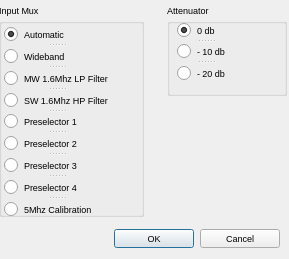
First picture: the form in ElektorOptions.ui, repository oldscienceguy/PebbleSDR, before the edit.
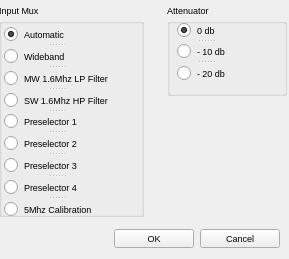
Second picture: the form after the edit.

Commit message: WIP on changing sdr specific options for dialog to widget and to work with new SDR options dialog

Diff of the .ui file:
```diff
--- a/ElektorOptions.ui
+++ b/ElektorOptions.ui
@@ -1,7 +1,7 @@
 <?xml version="1.0" encoding="UTF-8"?>
 <ui version="4.0">
  <class>ElektorOptions</class>
- <widget class="QDialog" name="ElektorOptions">
+ <widget class="QWidget" name="ElektorOptions">
   <property name="geometry">
    <rect>
     <x>0</x>
```
The commit also changes 9 other files.
